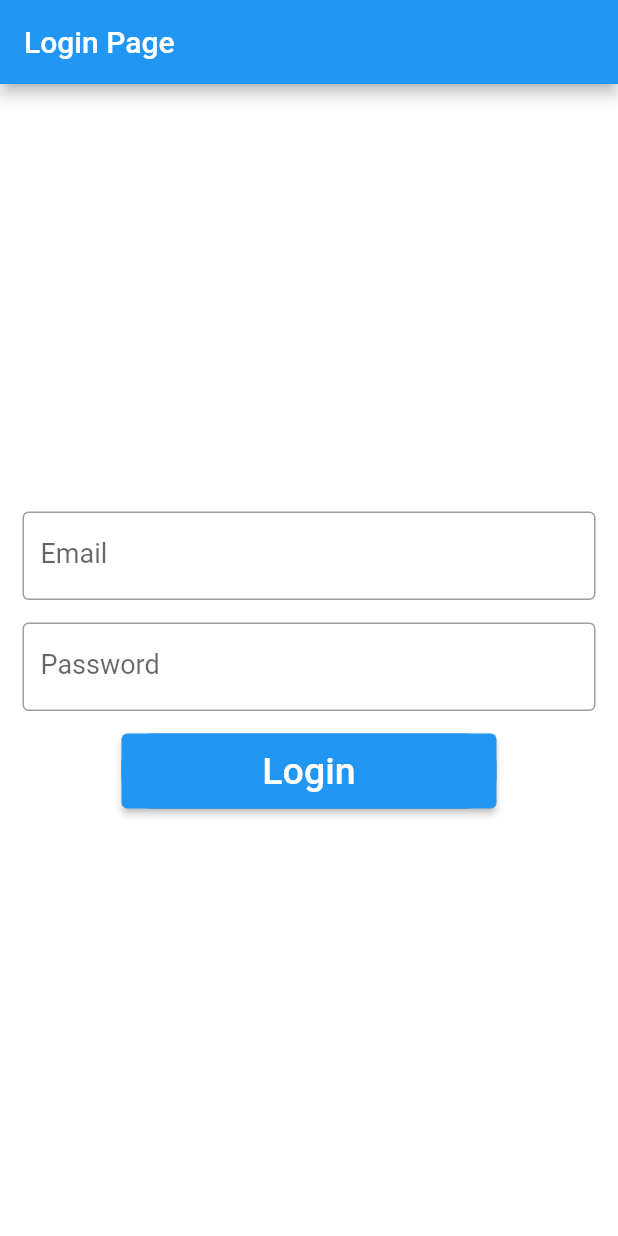
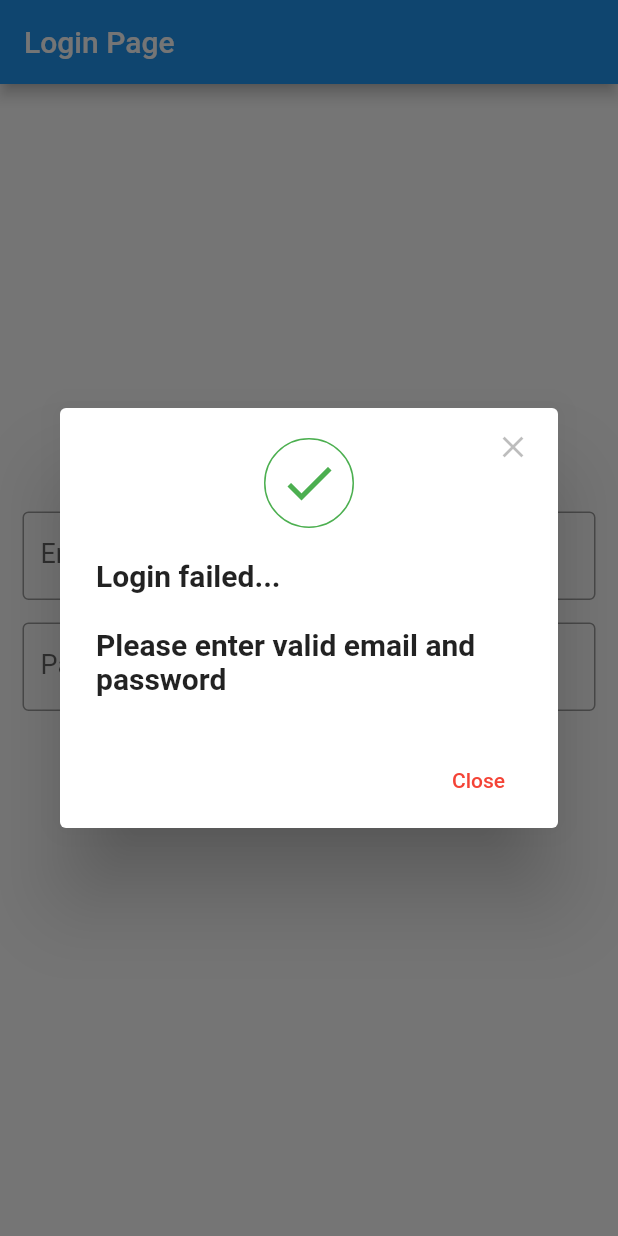
Before and after one commit to ibrahim-cse/integration-test, a Flutter app: the screen it shows after launch, after a tap on "Login", on a phone screen of 412 x 824 dp. Run offline on Flutter 3.47's test engine with Material 2 defaults, Android fonts, the phone set to English and light mode, and no system bars; our stand-ins replace expandable, expansion_tile_card.

Commit message:
Worked in login_page

```diff
--- a/lib/login_page.dart
+++ b/lib/login_page.dart
@@ -9,6 +9,7 @@ class LoginPage extends StatefulWidget {
 class _LoginPageState extends State<LoginPage> {
   TextEditingController emailController = TextEditingController();
   TextEditingController passwordController = TextEditingController();
+
   @override
   Widget build(BuildContext context) {
     return Scaffold(
@@ -22,21 +23,30 @@ class _LoginPageState extends State<LoginPage> {
             children: <Widget>[
               Padding(
                 padding: const EdgeInsets.symmetric(horizontal: 15),
-                child: TextField(
+                child: TextFormField(
                   key: const Key('email'),
                   controller: emailController,
-                  decoration: InputDecoration(
-                      border: const OutlineInputBorder(), labelText: 'Email', labelStyle: TextStyle(fontSize: 18), hintText: 'Enter valid email id as abc@gmail.com'),
+                  decoration: const InputDecoration(
+                    border: OutlineInputBorder(),
+                    labelText: 'Email',
+                    labelStyle: TextStyle(fontSize: 18),
+                    hintText: 'Enter valid email id as abc@gmail.com',
+                  ),
                 ),
               ),
               Padding(
-                padding: EdgeInsets.only(left: 15.0, right: 15.0, top: 15, bottom: 0),
+                padding: const EdgeInsets.only(left: 15.0, right: 15.0, top: 15, bottom: 0),
                 //padding: EdgeInsets.symmetric(horizontal: 15),
-                child: TextField(
+                child: TextFormField(
                   controller: passwordController,
                   key: Key('password'),
                   obscureText: true,
-                  decoration: InputDecoration(border: OutlineInputBorder(), labelText: 'Password', labelStyle: TextStyle(fontSize: 18), hintText: 'Enter secure password'),
+                  decoration: const InputDecoration(
+                    border: OutlineInputBorder(),
+                    labelText: 'Password',
+                    labelStyle: TextStyle(fontSize: 18),
+                    hintText: 'Enter secure password',
+                  ),
                 ),
               ),
               // FlatButton(
@@ -60,6 +70,61 @@ class _LoginPageState extends State<LoginPage> {
                       Navigator.push(context, MaterialPageRoute(builder: (_) => MyHomePage()));
                     } else {
                       print('Login failed...');
+                      showDialog(
+                          context: context,
+                          builder: (BuildContext context) {
+                            return AlertDialog(
+                              content: Stack(
+                                overflow: Overflow.visible,
+                                children: <Widget>[
+                                  Positioned(
+                                      right: -18,
+                                      top: -18,
+                                      child: IconButton(
+                                        highlightColor: Colors.redAccent,
+                                        icon: const Icon(Icons.close, color: Colors.black26),
+                                        onPressed: () {
+                                          Navigator.pop(context);
+                                        },
+                                      )),
+                                  Column(
+                                    mainAxisSize: MainAxisSize.min,
+                                    children: <Widget>[
+                                      Container(
+                                        width: 200.0,
+                                        height: 60.0,
+                                        child: const Icon(Icons.check, size: 40, color: Colors.green),
+                                        decoration: BoxDecoration(shape: BoxShape.circle, border: Border.all(color: Colors.green)),
+                                      ),
+                                      const SizedBox(height: 20.0),
+                                      const Center(
+                                        child: Text(
+                                          "Login failed... \n\nPlease enter valid email and password",
+                                          style: TextStyle(fontSize: 20.0, fontWeight: FontWeight.w700),
+                                        ),
+                                      ),
+                                    ],
+                                  )
+                                ],
+                              ),
+                              // insetPadding: const EdgeInsets.symmetric(horizontal: 150, vertical: 120),
+                              actions: [
+                                TextButton(
+                                  child: const Text(
+                                    'Close',
+                                    style: TextStyle(
+                                      color: Colors.red,
+                                      fontSize: 14.0,
+                                    ),
+                                  ),
+                                  onPressed: () {
+                                    Navigator.pop(context); // Go back to previous page
+                                  },
+                                ),
+                                const SizedBox(width: 5.0),
+                              ],
+                            );
+                          });
                     }
                   },
                   child: const Text(
```
Also changed, not shown: 1 other file.
